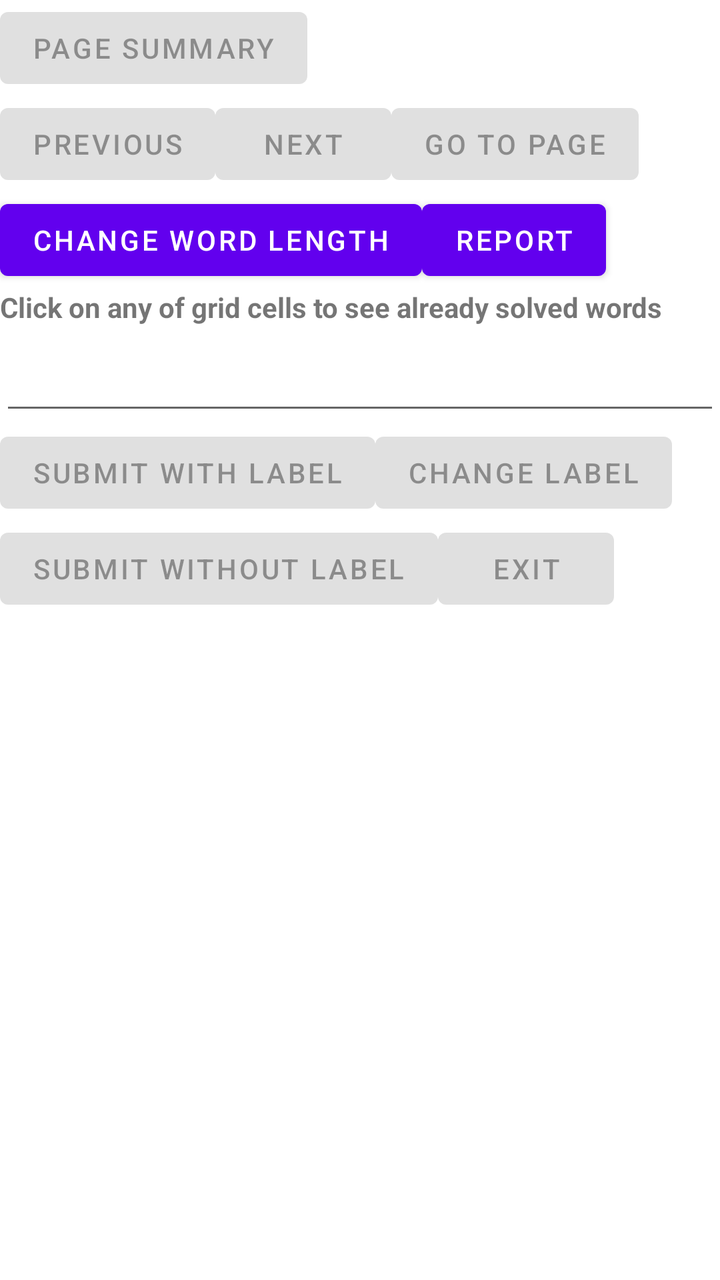
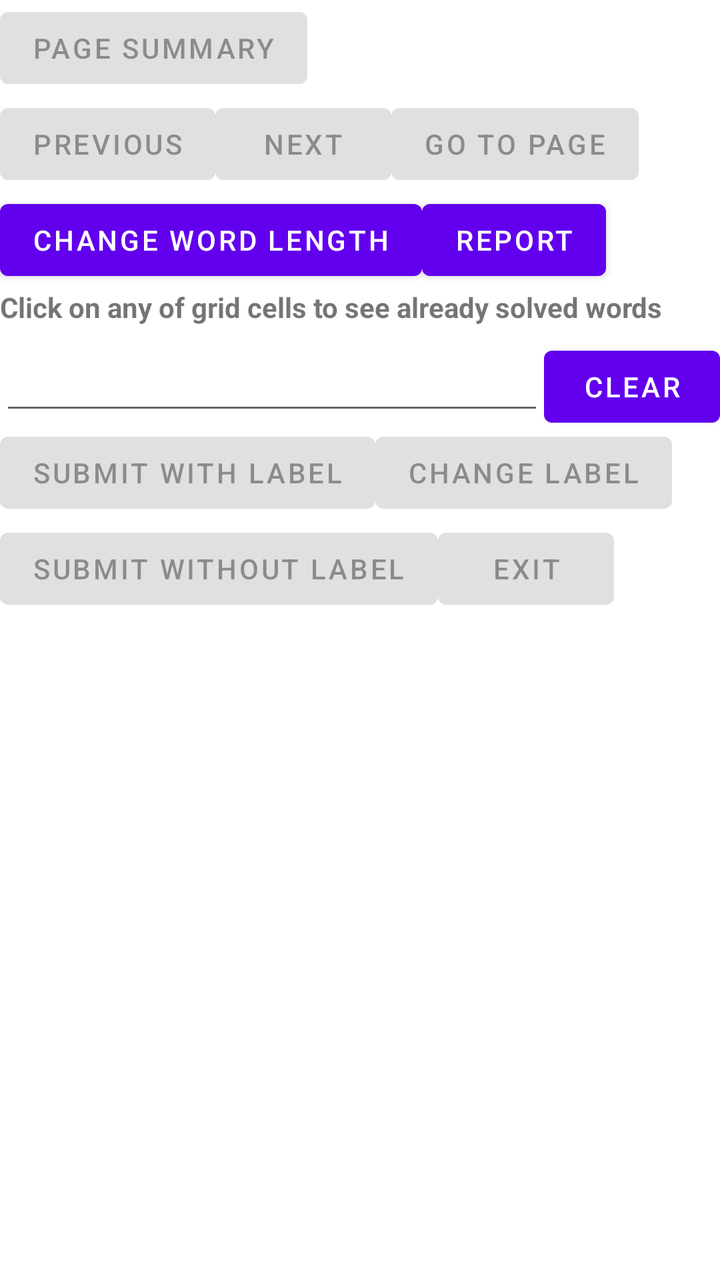

Two renders of the same Android screen: before a commit and after it. Below are the layout's source before the change and the commit's diff.
<!-- AndroidManifest.xml: application theme Theme.Anagram -->
<!-- res/layout/activity_main.xml -->
<?xml version="1.0" encoding="utf-8"?>
<LinearLayout xmlns:android="http://schemas.android.com/apk/res/android"
    xmlns:tools="http://schemas.android.com/tools"
    android:layout_width="match_parent"
    android:layout_height="match_parent"
    android:orientation="vertical"
    tools:context=".MainActivity">
    <LinearLayout
        android:layout_width="wrap_content"
        android:layout_height="wrap_content"
        android:orientation="horizontal">
        <Button
            android:layout_width="wrap_content"
            android:layout_height="wrap_content"
            android:text="Page Summary"
            android:enabled="false"
            android:id="@+id/button38">
        </Button>
        <LinearLayout
            android:layout_width="wrap_content"
            android:layout_height="wrap_content"
            android:orientation="vertical">
            <TextView
                android:layout_width="wrap_content"
                android:layout_height="wrap_content"
                android:textStyle="bold"
                android:id="@+id/textview1">
            </TextView>
            <TextView
                android:layout_width="wrap_content"
                android:layout_height="wrap_content"
                android:textStyle="bold"
                android:id="@+id/textview4">
            </TextView>
        </LinearLayout>
    </LinearLayout>
    <LinearLayout
        android:layout_width="match_parent"
        android:layout_height="wrap_content"
        android:orientation="horizontal">
        <Button
            android:layout_width="wrap_content"
            android:layout_height="wrap_content"
            android:text="Previous"
            android:enabled="false"
            android:id="@+id/button4">
        </Button>
        <Button
            android:layout_width="wrap_content"
            android:layout_height="wrap_content"
            android:text="Next"
            android:enabled="false"
            android:id="@+id/button2">
        </Button>
        <Button
            android:layout_width="wrap_content"
            android:layout_height="wrap_content"
            android:text="Go To Page"
            android:enabled="false"
            android:id="@+id/button30">
        </Button>
    </LinearLayout>
    <LinearLayout
        android:layout_width="match_parent"
        android:layout_height="wrap_content"
        android:orientation="horizontal">
        <Button
            android:layout_width="wrap_content"
            android:layout_height="wrap_content"
            android:text="Change Word Length"
            android:id="@+id/button3">
        </Button>
        <Button
            android:layout_width="wrap_content"
            android:layout_height="wrap_content"
            android:text="Report"
            android:id="@+id/button5">
        </Button>
    </LinearLayout>
    <TextView
        android:layout_width="wrap_content"
        android:layout_height="wrap_content"
        android:text="Click on any of grid cells to see already solved words"
        android:textStyle="bold"
        android:id="@+id/textview8">
    </TextView>
    <GridView
        android:layout_width="wrap_content"
        android:layout_height="wrap_content"
        android:numColumns="5"
        android:id="@+id/gridview1">
    </GridView>
    <EditText
        android:layout_width="match_parent"
        android:layout_height="wrap_content"
        android:textSize="24dp"
        android:id="@+id/edittext2">
    </EditText>
    <LinearLayout
        android:layout_width="match_parent"
        android:layout_height="wrap_content"
        android:orientation="horizontal">
        <Button
            android:layout_width="wrap_content"
            android:layout_height="wrap_content"
            android:text="Submit With Label"
            android:enabled="false"
            android:id="@+id/button11">
        </Button>
        <Button
            android:layout_width="wrap_content"
            android:layout_height="wrap_content"
            android:text="Change Label"
            android:enabled="false"
            android:id="@+id/button12">
        </Button>
    </LinearLayout>
    <LinearLayout
        android:layout_width="match_parent"
        android:layout_height="wrap_content"
        android:orientation="horizontal">
        <Button
            android:layout_width="wrap_content"
            android:layout_height="wrap_content"
            android:text="Submit Without Label"
            android:enabled="false"
            android:id="@+id/button1">
        </Button>
        <Button
            android:layout_width="wrap_content"
            android:layout_height="wrap_content"
            android:text="Exit"
            android:enabled="false"
            android:id="@+id/button10">
        </Button>
    </LinearLayout>
    <TextView
        android:layout_width="wrap_content"
        android:layout_height="wrap_content"
        android:id="@+id/textview5">
    </TextView>
</LinearLayout>
<!-- resources referenced by this layout -->
<resources>
  <style name="Theme.Anagram" parent="Theme.MaterialComponents.DayNight.DarkActionBar">
          
          <item name="colorPrimary">@color/purple_500</item>
          <item name="colorPrimaryVariant">@color/purple_700</item>
          <item name="colorOnPrimary">@color/white</item>
          
          <item name="colorSecondary">@color/teal_200</item>
          <item name="colorSecondaryVariant">@color/teal_700</item>
          <item name="colorOnSecondary">@color/black</item>
          
          <item name="android:statusBarColor" tools:targetApi="l">?attr/colorPrimaryVariant</item>
          
      </style>
  <color name="purple_500">#FF6200EE</color>
  <color name="purple_700">#FF3700B3</color>
  <color name="white">#FFFFFFFF</color>
  <color name="teal_200">#FF03DAC5</color>
  <color name="teal_700">#FF018786</color>
  <color name="black">#FF000000</color>
</resources>

<!-- the commit's change to res/layout/activity_main.xml (unified diff, before → after) -->
@@ -90,12 +90,25 @@
         android:numColumns="5"
         android:id="@+id/gridview1">
     </GridView>
-    <EditText
+    <LinearLayout
         android:layout_width="match_parent"
         android:layout_height="wrap_content"
-        android:textSize="24dp"
-        android:id="@+id/edittext2">
-    </EditText>
+        android:orientation="horizontal"
+        android:layoutDirection="rtl"
+        android:layout_alignParentEnd="true">
+        <Button
+            android:layout_width="wrap_content"
+            android:layout_height="wrap_content"
+            android:text="Clear"
+            android:id="@+id/button40">
+        </Button>
+        <EditText
+            android:layout_width="match_parent"
+            android:layout_height="wrap_content"
+            android:textSize="24dp"
+            android:id="@+id/edittext2">
+        </EditText>
+    </LinearLayout>
     <LinearLayout
         android:layout_width="match_parent"
         android:layout_height="wrap_content"
